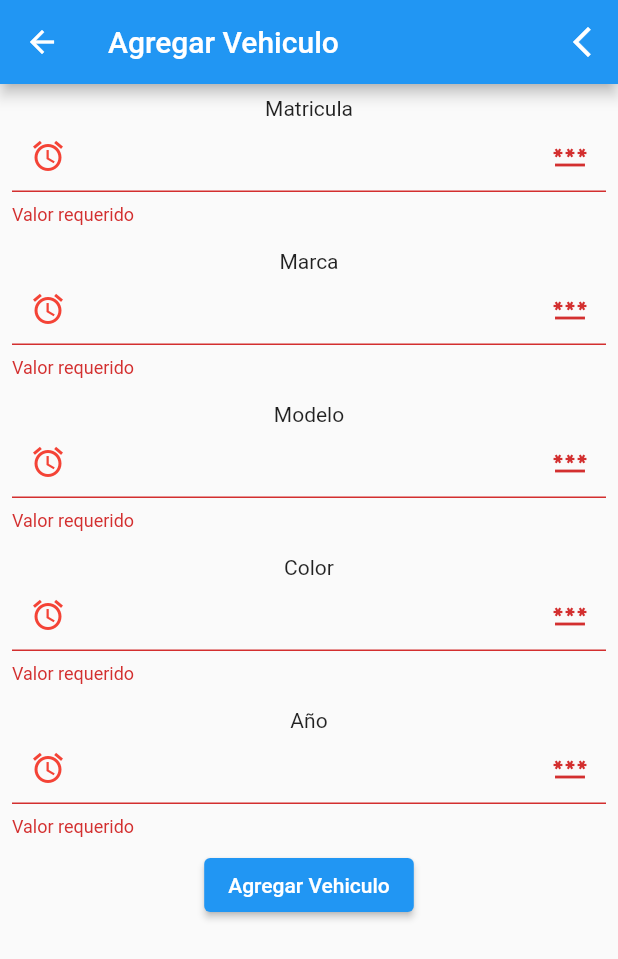
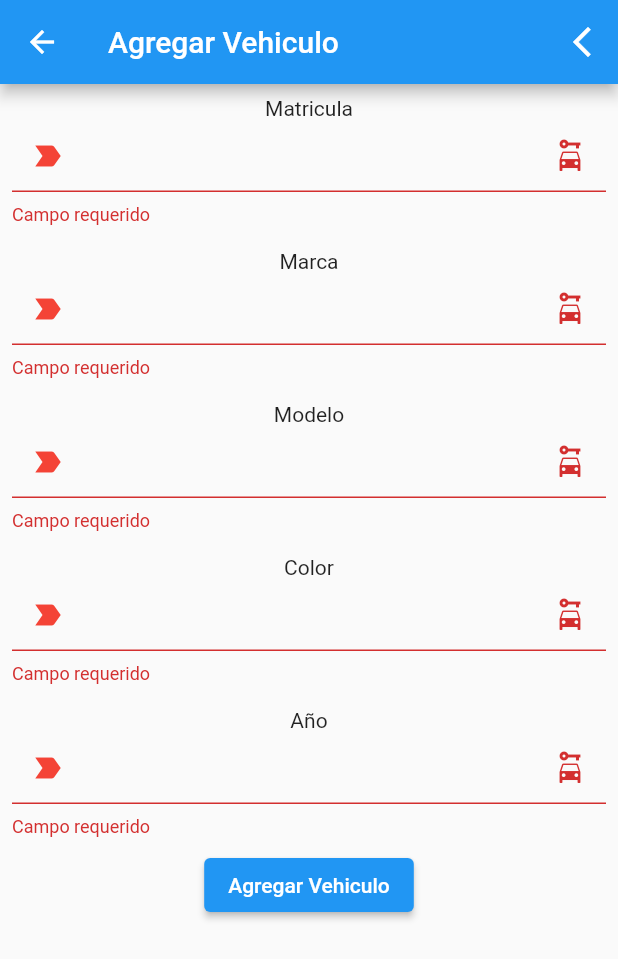
Before and after one commit to EPICSLASH999/mis_vehiculos, a Flutter app: the WidgetPlantillaVehiculo screen opened directly, after a tap on "Agregar Vehiculo", on a phone screen of 412 x 824 dp. Shown: the top 959 px of the screen. Run offline on Flutter 3.47's test engine with Material 2 defaults, Android fonts, the phone set to English and light mode, and no system bars; our stand-ins replace bloc, equatable, flutter_bloc, sqflite; accounts and stored records are empty.

Commit message:
Widget CuadroDeTexto valida si solo se ingresan numeros y es String. Cambiados iconos de Widget CuadroDeTexto. Solo muestra el prefijo si es campo requerido .

```diff
--- a/lib/database/tablas/gastos.dart
+++ b/lib/database/tablas/gastos.dart
@@ -68,7 +68,9 @@ class Gastos {
   }
 
   Future<int> update({required int id, required Map<String,dynamic> datos}) async {
-    if(datos["etiqueta"] == valorEtiquetaNula) datos["etiqueta"] = null; // Normalizar el valor de la etiqueta a NULL para que no trate de actualizarlo y ocasione algun error
+    // En caso de que la etiqueta se haya eliminado del registro de gasto, y se desea actualizar dejando la etiqueta con valor nulo...
+    // Normalizar el valor de la etiqueta a NULL para que no trate de actualizarlo y ocasione algun error
+    if(datos["etiqueta"] == valorEtiquetaNula) datos["etiqueta"] = null;
 
     final database = await DatabaseService().database;
     return await database.update(
--- a/lib/main.dart
+++ b/lib/main.dart
@@ -60,19 +60,19 @@ class CuadroDeTexto extends StatelessWidget {
   const CuadroDeTexto({
     super.key,
     required this.controlador,
+    required this.titulo,
     this.esInt = false,
-    required this.titulo,
     this.esDouble = false,
-    this.soloLectura = false,
+    this.esSoloLectura = false,
     this.funcionAlPresionar,
     this.campoRequerido = true,
   });
 
   final TextEditingController controlador;
+  final String titulo;
   final bool esInt;
   final bool esDouble;
-  final String titulo;
-  final bool soloLectura;
+  final bool esSoloLectura;
   final VoidCallback? funcionAlPresionar;
   final bool campoRequerido;
 
@@ -80,6 +80,22 @@ class CuadroDeTexto extends StatelessWidget {
     if(s == null) return false;
     if (esInt) return int.tryParse(s) != null;
     return double.tryParse(s) != null;
+  }
+  InputDecoration obtenerDecoracion(){
+
+    if (campoRequerido && !esSoloLectura){
+      return const InputDecoration(
+        hintText: "",
+        prefixIcon: Icon(Icons.label_important),
+        prefixIconColor: Colors.red,
+        suffixIcon: Icon(Icons.car_rental)
+      );
+    }
+
+    return const InputDecoration(
+      hintText: "",
+      suffixIcon: Icon(Icons.car_rental)
+    );
   }
 
   @override
@@ -91,18 +107,15 @@ class CuadroDeTexto extends StatelessWidget {
           Text(titulo),
           TextFormField(
             validator: (value) {
-              if (value != null && value.isEmpty && campoRequerido) return 'Valor requerido';
-              if ((esInt || esDouble) && !esNumerico(value)) return 'Debe ser numerico';
+              if (value != null && value.isEmpty && campoRequerido) return 'Campo requerido';
+              if (esInt && !esNumerico(value)) return 'Debe ser número entero';
+              if (esDouble && !esNumerico(value)) return 'Debe ser numerico';
+              if((!esInt && !esDouble) && esNumerico(value)) return 'Campo inválido';
               return null;
             },
-            readOnly: soloLectura,
+            readOnly: esSoloLectura,
             controller: controlador,
-            decoration: const InputDecoration(
-              hintText: "",
-              prefixIcon: Icon(Icons.access_alarm_outlined),
-              prefixIconColor: Colors.red,
-              suffixIcon: Icon(Icons.password)
-            ),
+            decoration: obtenerDecoracion(),
             onTap: funcionAlPresionar
           ),
         ],
@@ -515,12 +528,12 @@ class _WidgetPlantillaGastoState extends State<WidgetPlantillaGasto> {
                   key: _formKey,
                   child: Column(
                     children: <Widget>[
-                      CuadroDeTexto(controlador: controladorVehiculo, titulo: 'Vehiculo', soloLectura: true,),
+                      CuadroDeTexto(controlador: controladorVehiculo, titulo: 'Vehiculo', esSoloLectura: true,),
                       SeleccionadorEtiqueta(etiquetaSeleccionada: controladorEtiqueta, titulo: 'Etiqueta', misEtiquetas: widget.misEtiquetas, esEditarGasto: (widget.gasto != null),),
                       CuadroDeTexto(controlador: controladorMecanico, titulo: 'Mecanico', campoRequerido: false,),
                       CuadroDeTexto(controlador: controladorLugar, titulo: 'Lugar', campoRequerido: false,),
                       CuadroDeTexto(controlador: controladorCosto, titulo: 'Costo', esDouble: true,),
-                      CuadroDeTexto(controlador: controladorFecha, titulo: 'Fecha', soloLectura: true, funcionAlPresionar: funcionAlPresionarFecha(),),
+                      CuadroDeTexto(controlador: controladorFecha, titulo: 'Fecha', esSoloLectura: true, funcionAlPresionar: funcionAlPresionarFecha(),),
 
                       ElevatedButton(
                         onPressed: () {
```
